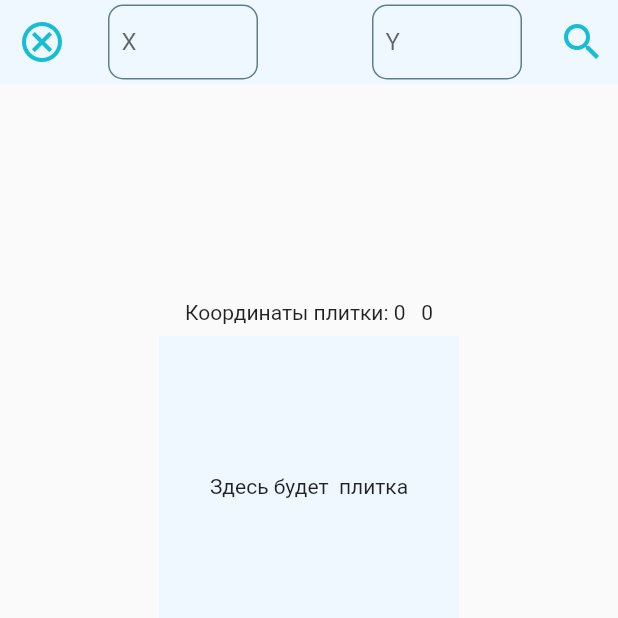
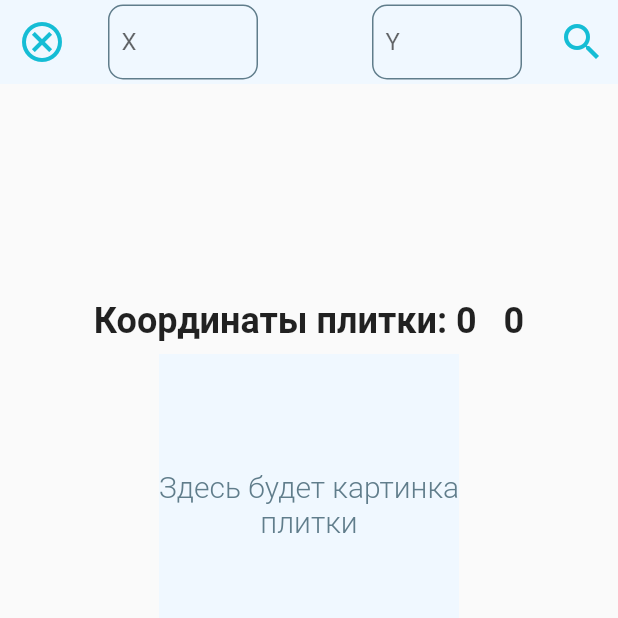
Before and after one commit to na3t1e/test_map_task, a Flutter app: the screen it shows after launch, after a tap on the "search" icon, on a phone screen of 412 x 824 dp, the top half of it. Run offline on Flutter 3.47's test engine with Material 2 defaults, Android fonts, the phone set to English and light mode, and no system bars; our stand-ins replace cached_network_image.

Commit message:
make refactoring

```diff
--- a/lib/main.dart
+++ b/lib/main.dart
@@ -69,75 +69,28 @@ class _MapPageState extends State<MapPage> {
           mainAxisAlignment: MainAxisAlignment.spaceBetween,
           children: [
             /// поле ввода Х
-            Container(
-              decoration: BoxDecoration(
-                  borderRadius: const BorderRadius.all(
-                    Radius.circular(10),
-                  ),
-                  border: Border.all(
-                    width: 1,
-                    color: Colors.blueGrey,
-                  )),
-              padding: const EdgeInsets.only(left: 8),
-              width: 100,
-              child: TextField(
-                keyboardType:
-                    const TextInputType.numberWithOptions(decimal: true),
-                inputFormatters: [
-                  FilteringTextInputFormatter.allow(RegExp('[0-9.,]')),
-                ],
-                onChanged: (value) => lat = double.parse(value),
-                controller: latController,
-                cursorColor: color,
-                decoration: const InputDecoration(
-                  border: InputBorder.none,
-                  hintText: "X",
-                ),
-              ),
-            ),
+            Input(controller: latController, color: color, text: "X"),
+
             /// поле ввода Y
-            Container(
-              decoration: BoxDecoration(
-                  borderRadius: const BorderRadius.all(
-                    Radius.circular(10),
-                  ),
-                  border: Border.all(
-                    width: 1,
-                    color: Colors.blueGrey,
-                  )),
-              padding: const EdgeInsets.only(left: 8),
-              width: 100,
-              child: TextField(
-                keyboardType:
-                    const TextInputType.numberWithOptions(decimal: true),
-                inputFormatters: [
-                  FilteringTextInputFormatter.allow(RegExp('[0-9.,]')),
-                ],
-                onChanged: (value) => long = double.parse(value),
-                controller: longController,
-                cursorColor: color,
-                decoration: const InputDecoration(
-                  border: InputBorder.none,
-                  hintText: "Y",
-                ),
-              ),
-            ),
+            Input(controller: longController, color: color, text: "Y"),
           ],
         ),
         actions: [
           /// кнопка для поиска плитки
           IconButton(
             onPressed: () {
+              lat = double.parse(latController.text);
+              long = double.parse(longController.text);
+
               ///рассчитываются поля плитки по формуле
-              if (lat != 0 && long != 0) {
-                setState(() {
+              setState(
+                () {
                   print((((pow(2, 19 + 8) / 2) * (1 + long! / 180)) / 256));
                   x = (((pow(2, 19 + 8) / 2) * (1 + long! / 180)) / 256)
                       .floor();
                   y = (((pow(2, 19 + 8) / 2) *
                               (1 -
-                                  log(
-                                      tan(pi / 4 + ((pi * lat!) / 180) / 2) *
+                                  log(tan(pi / 4 + ((pi * lat!) / 180) / 2) *
                                           pow(
                                               (1 -
                                                       0.0818191908426 *
@@ -154,8 +107,8 @@ class _MapPageState extends State<MapPage> {
 
                   url =
                       "https://core-carparks-renderer-lots.maps.yandex.net/maps-rdr-carparks/tiles?l=carparks&x=$x&y=$y&z=19&scale=1&lang=ru_RU";
-                });
-              }
+                },
+              );
             },
             icon: const Icon(Icons.search),
             iconSize: 32,
@@ -170,7 +123,7 @@ class _MapPageState extends State<MapPage> {
             children: [
               /// рассчитнанные координаты
               Text(
-                "Координаты плитки: $x   $y",
+                "Координаты плитки: $x   $y", style: TextStyle( fontSize: 24, fontWeight: FontWeight.w600,),
               ),
               /// картинка плитки
               Padding(
@@ -178,19 +131,14 @@ class _MapPageState extends State<MapPage> {
                 child: url != null
                     ? CachedNetworkImage(
                         imageUrl: url!,
-                        errorWidget: (context, url, error) => Container(
-                          height: 200,
-                          width: 200,
+                        errorWidget: (context, url, error) => Placeholder(
                           color: color,
-                          child: const Center(
-                              child: Text("Ошибка загрузки картинки")),
+                          text: "Ошибка загрузки картинки плитки",
                         ),
                       )
-                    : Container(
-                        height: 200,
-                        width: 200,
+                    : Placeholder(
                         color: colorLight,
-                        child: const Center(child: Text("Здесь будет  плитка")),
+                        text: "Здесь будет картинка плитки",
                       ),
               ),
             ],
@@ -200,3 +148,68 @@ class _MapPageState extends State<MapPage> {
     );
   }
 }
+
+class Placeholder extends StatelessWidget {
+  Color color;
+  String text;
+
+  Placeholder({required this.color, required this.text, Key? key})
+      : super(key: key);
+
+  @override
+  Widget build(BuildContext context) {
+    return Container(
+      height: 200,
+      width: 200,
+      color: color,
+      child: Center(
+          child: Text(
+        text,
+        textAlign: TextAlign.center,
+        style: const TextStyle(
+            fontSize: 20, fontWeight: FontWeight.w300, color: Colors.blueGrey),
+      )),
+    );
+  }
+}
+
+class Input extends StatelessWidget {
+  TextEditingController controller;
+  Color color;
+  String text;
+
+  Input(
+      {required this.controller,
+      required this.color,
+      required this.text,
+      Key? key})
+      : super(key: key);
+
+  @override
+  Widget build(BuildContext context) {
+    return Container(
+      decoration: BoxDecoration(
+          borderRadius: const BorderRadius.all(
+            Radius.circular(10),
+          ),
+          border: Border.all(
+            width: 1,
+            color: Colors.blueGrey,
+          )),
+      padding: const EdgeInsets.only(left: 8),
+      width: 100,
+      child: TextField(
+        keyboardType: const TextInputType.numberWithOptions(decimal: true),
+        inputFormatters: [
+          FilteringTextInputFormatter.allow(RegExp('[0-9.,]')),
+        ],
+        controller: controller,
+        cursorColor: color,
+        decoration: InputDecoration(
+          border: InputBorder.none,
+          hintText: text,
+        ),
+      ),
+    );
+  }
+}
```
